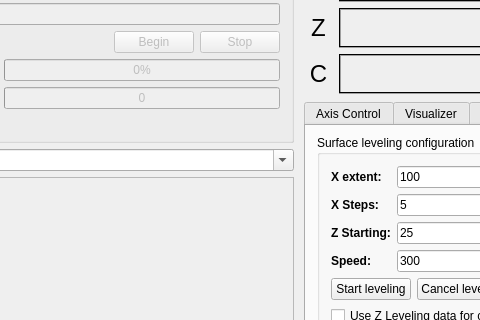
zalohasa/GrblHoming, file mainwindow.ui: the form before one commit; both pictures show x 135 to 615 and y 126 to 446 of the 972 by 668 pixel window.
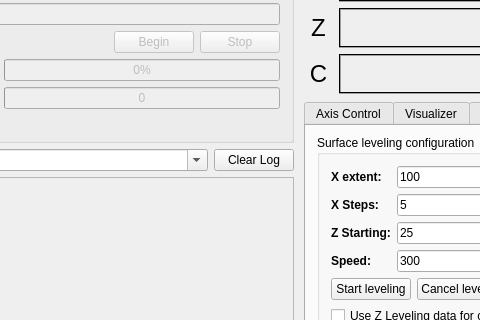
The form after the commit. Icons and pictures are not drawn. Custom widgets are drawn as their Qt base class.

Diff of the .ui file:
```diff
--- a/mainwindow.ui
+++ b/mainwindow.ui
@@ -341,6 +341,13 @@
           </property>
          </widget>
         </item>
+        <item>
+         <widget class="QPushButton" name="btnClearStatusList">
+          <property name="text">
+           <string>Clear Log</string>
+          </property>
+         </widget>
+        </item>
        </layout>
       </item>
       <item>
@@ -2196,6 +2203,12 @@
    <header>renderarea.h</header>
    <container>1</container>
   </customwidget>
+  <customwidget>
+   <class>LevelingRenderArea</class>
+   <extends>QWidget</extends>
+   <header>LevelingRenderArea.h</header>
+   <container>1</container>
+  </customwidget>
  </customwidgets>
  <resources>
   <include location="GrblController.qrc"/>
```
Left out of the diff: 45 changed lines with no effect on the pictures.
